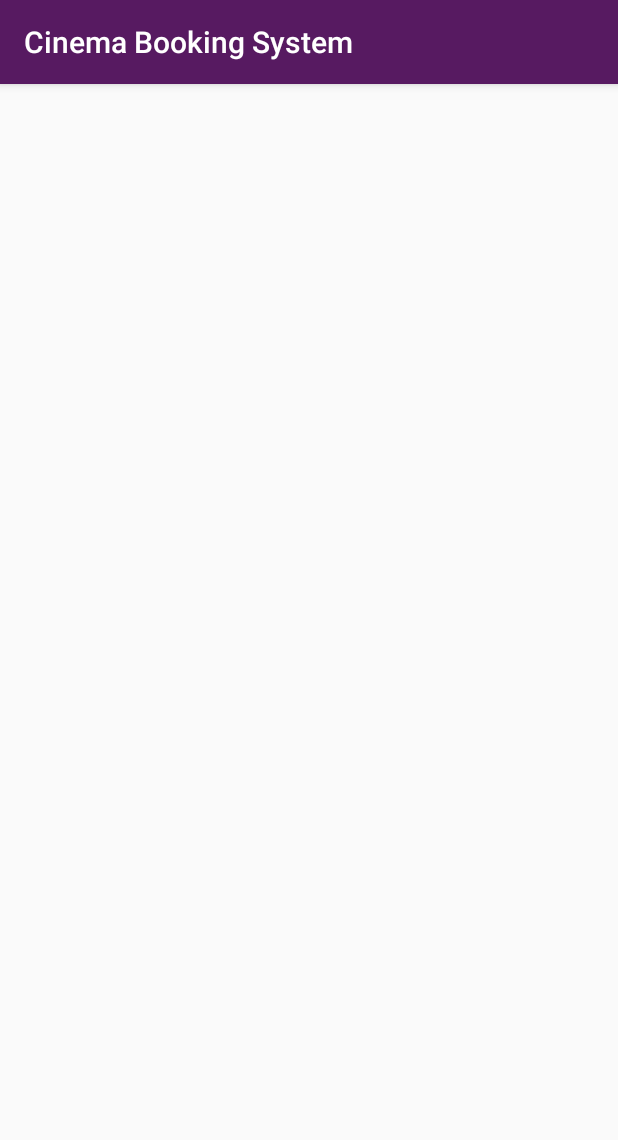
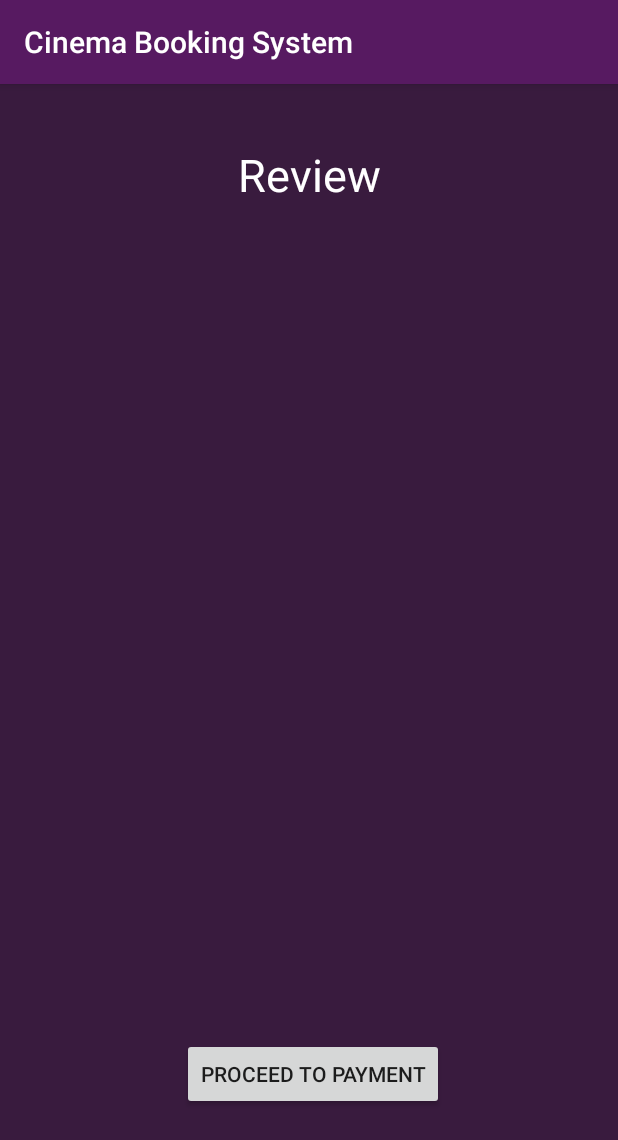
Before and after one commit to namitgpta/cinema-booking-system, an Android app: the review_payment screen opened directly, with no data from a screen before it, on a phone screen of 412 x 824 dp. Shown: the top 1140 px of the screen. Run offline under Robolectric (Android 15) with nearby library versions, the phone set to English and light mode, and no system bars; Roboto replaces fonts that are not available here.

Commit message:
cinema dbms 29 Oct 2020_4

```diff
--- a/app/src/main/java/com/namit/cinemabookingsystem/review_payment.java
+++ b/app/src/main/java/com/namit/cinemabookingsystem/review_payment.java
@@ -2,7 +2,9 @@ package com.namit.cinemabookingsystem;
 
 import androidx.appcompat.app.AppCompatActivity;
 
+import android.content.Intent;
 import android.os.Bundle;
+import android.view.View;
 
 public class review_payment extends AppCompatActivity {
 
@@ -10,5 +12,17 @@ public class review_payment extends AppCompatActivity {
     protected void onCreate(Bundle savedInstanceState) {
         super.onCreate(savedInstanceState);
         setContentView(R.layout.activity_review_payment);
+
+        initial();
+
+    }
+
+    public void initial(){
+
+    }
+
+    public void to_payment_page_intent(View view) {
+        Intent intent=new Intent(review_payment.this, payment.class);
+        startActivity(intent);
     }
 }
--- a/app/src/main/res/layout/activity_payment.xml
+++ b/app/src/main/res/layout/activity_payment.xml
@@ -4,6 +4,7 @@
     xmlns:tools="http://schemas.android.com/tools"
     android:layout_width="match_parent"
     android:layout_height="match_parent"
+    android:background="@color/back_temp"
     tools:context=".payment">
 
 </androidx.constraintlayout.widget.ConstraintLayout>
--- a/app/src/main/res/layout/activity_review_payment.xml
+++ b/app/src/main/res/layout/activity_review_payment.xml
@@ -4,6 +4,30 @@
     xmlns:tools="http://schemas.android.com/tools"
     android:layout_width="match_parent"
     android:layout_height="match_parent"
+    android:background="@color/back_temp"
     tools:context=".review_payment">
 
+    <TextView
+        android:id="@+id/heading_review"
+        android:layout_width="wrap_content"
+        android:layout_height="wrap_content"
+        android:layout_marginTop="40dp"
+        android:text="@string/review"
+        android:textColor="#FFFFFF"
+        android:textSize="30sp"
+        app:layout_constraintEnd_toEndOf="parent"
+        app:layout_constraintStart_toStartOf="parent"
+        app:layout_constraintTop_toTopOf="parent" />
+
+    <Button
+        android:id="@+id/proceed_payment"
+        android:layout_width="wrap_content"
+        android:layout_height="wrap_content"
+        android:layout_marginBottom="84dp"
+        android:text="@string/proceed_to_payment"
+        app:layout_constraintBottom_toBottomOf="parent"
+        app:layout_constraintEnd_toEndOf="parent"
+        app:layout_constraintHorizontal_bias="0.51"
+        app:layout_constraintStart_toStartOf="parent"
+        android:onClick="to_payment_page_intent"/>
 </androidx.constraintlayout.widget.ConstraintLayout>
--- a/app/src/main/res/values/strings.xml
+++ b/app/src/main/res/values/strings.xml
@@ -49,4 +49,6 @@
     <string name="do_you_want_to_add_some_snacks_beverages">Do you want to add some Snacks/Beverages??</string>
     <string name="no">no</string>
     <string name="yes">yes</string>
+    <string name="review">Review</string>
+    <string name="proceed_to_payment">proceed to payment</string>
 </resources>
```
